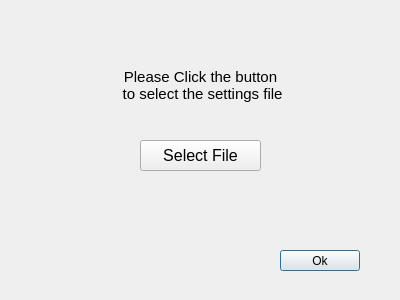
Gurvir-Singh/SiegeRegionChanger, file dialog.ui: the form before one commit.
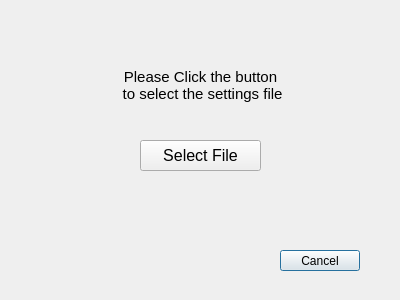
The form after the commit.

Commit message: Added cancel button

```diff
--- a/dialog.ui
+++ b/dialog.ui
@@ -45,7 +45,7 @@
     </rect>
    </property>
    <property name="text">
-    <string>Ok</string>
+    <string>Cancel</string>
    </property>
    <property name="default">
     <bool>true</bool>
```
The commit also changes 3 other files.
